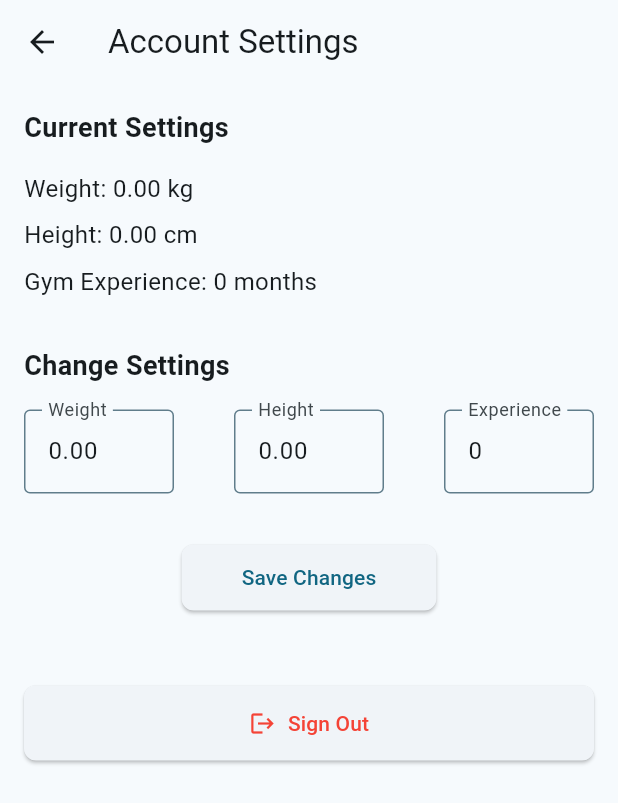
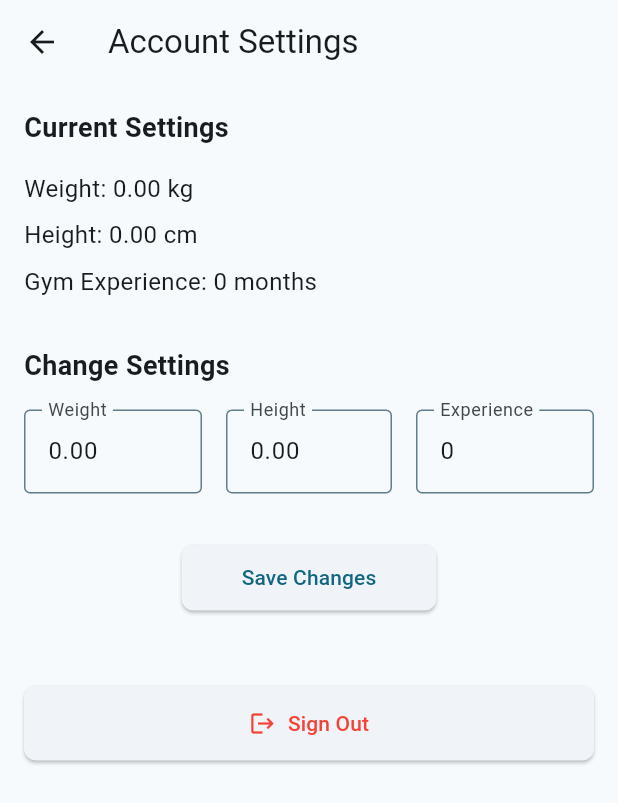
Before and after one commit to klos02/user_app, a Flutter app: the AccountSettingsPage screen opened directly, on a phone screen of 412 x 824 dp. Shown: the top 803 px of the screen. Run offline on Flutter 3.47's test engine with Material 3 defaults, Android fonts, the phone set to English and light mode, and no system bars; our stand-ins replace cloud_firestore, firebase_auth, firebase_core; accounts and stored records are empty.

```diff
--- a/lib/Pages/Content/account_settings_page.dart
+++ b/lib/Pages/Content/account_settings_page.dart
@@ -78,8 +78,9 @@ class _AccountSettingsPageState extends State<AccountSettingsPage> {
             Row(
               mainAxisAlignment: MainAxisAlignment.spaceBetween,
               children: [
-                Container(
-                  width: 100,
+                Flexible(
+                  child: Padding(
+                    padding: const EdgeInsets.only(right: 8.0),
                     child: TextField(
                       controller: _weightController,
                       keyboardType: TextInputType.number,
@@ -94,9 +95,10 @@ class _AccountSettingsPageState extends State<AccountSettingsPage> {
                       },
                     ),
                   ),
-                SizedBox(width: 16),
-                Container(
-                  width: 100,
+                ),
+                Flexible(
+                  child: Padding(
+                    padding: const EdgeInsets.symmetric(horizontal: 8.0),
                     child: TextField(
                       controller: _heightController,
                       keyboardType: TextInputType.number,
@@ -111,9 +113,10 @@ class _AccountSettingsPageState extends State<AccountSettingsPage> {
                       },
                     ),
                   ),
-                SizedBox(width: 16),
-                Container(
-                  width: 100,
+                ),
+                Flexible(
+                  child: Padding(
+                    padding: const EdgeInsets.only(left: 8.0),
                     child: TextField(
                       controller: _gymExperienceController,
                       keyboardType: TextInputType.number,
@@ -126,6 +129,7 @@ class _AccountSettingsPageState extends State<AccountSettingsPage> {
                           gymExperience = int.tryParse(value) ?? gymExperience;
                         });
                       },
+                    ),
                   ),
                 ),
               ],
```
Also changed, not shown: lib/Models/exercise_base_model.dart (+8 -1 lines), lib/Pages/Content/workout_detail_page.dart (+6 -4 lines), lib/Pages/Content/workout_page.dart (+29 -8 lines), lib/Pages/Content/workout_results_page.dart (added, +74 -0 lines), lib/Services/training_result_service.dart (+26 -1 lines). Lines whose indentation alone changed are shown as unchanged.
